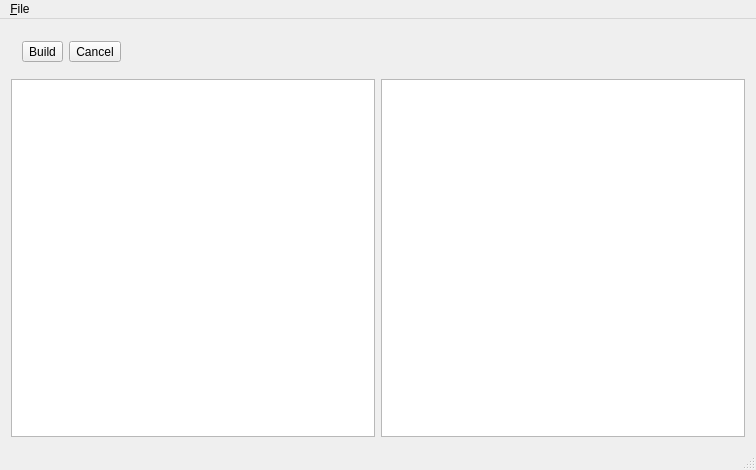
Before: the Qt Designer form src-qt/mainwindow.ui in MtnViewJohn/context-free, drawn with Qt 5.
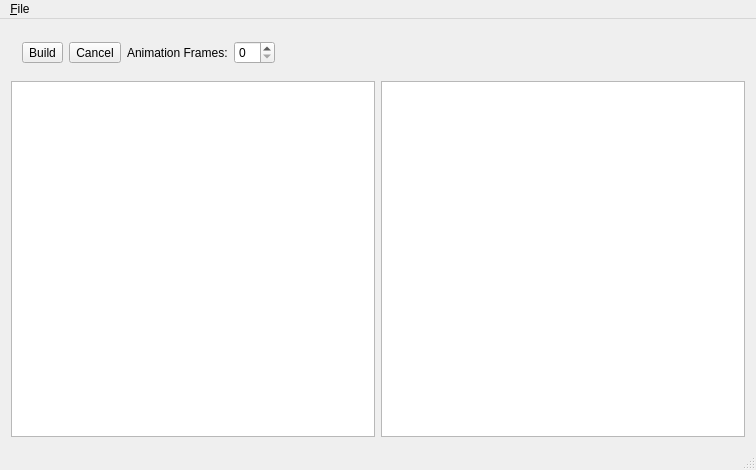
After: the same form once the commit is applied. Icons and pictures are not drawn.

Commit message: qt - Add animation support

```diff
--- a/src-qt/mainwindow.ui
+++ b/src-qt/mainwindow.ui
@@ -60,6 +60,16 @@
          </property>
         </widget>
        </item>
+       <item>
+        <widget class="QLabel" name="label">
+         <property name="text">
+          <string>Animation Frames:</string>
+         </property>
+        </widget>
+       </item>
+       <item>
+        <widget class="QSpinBox" name="framesBox"/>
+       </item>
       </layout>
      </widget>
     </item>
```
Left out of the diff: 17 changed lines with no effect on the pictures. The commit also changes 6 other files.
